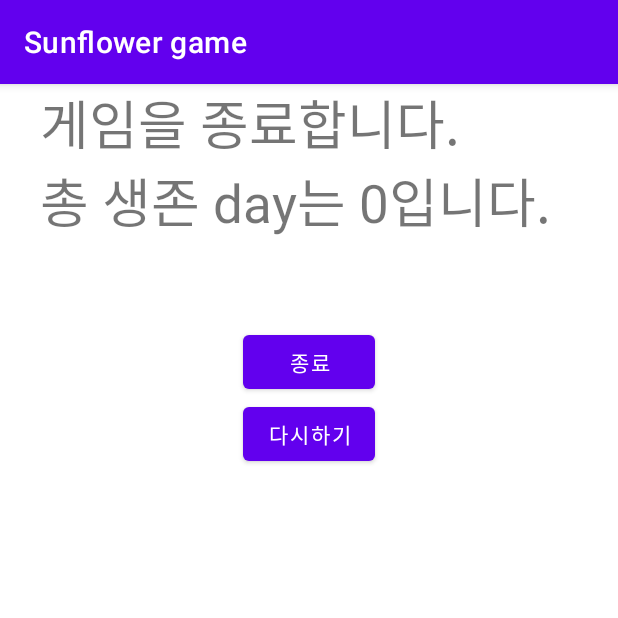
After one commit to pyohm/Sunflower-game, an Android app: the end screen opened directly, with no data from a screen before it, on a phone screen of 412 x 824 dp, the top half of it. The commit adds this screen. Run offline under Robolectric (Android 15) with nearby library versions, the phone set to English and light mode, and no system bars.

Commit message:
11/19일 한일: 초기 값들 추가
해야할 일: btn_move_if_good, btn_move_if_not 버튼들 intent 이용해서다음 화면으로 넘어가게끔 만들기

11/21일
한 일: 버튼 통합, 반응형 그림 추가, intent를 통한 게임 종료 인터페이스 제작(종료,다시하기),

```diff
--- a/app/src/main/AndroidManifest.xml
+++ b/app/src/main/AndroidManifest.xml
@@ -10,7 +10,7 @@
         android:supportsRtl="true"
         android:theme="@style/Theme.SunflowerGame">
         <activity
-            android:name=".if_good"
+            android:name=".end"
             android:exported="false" />
         <activity
             android:name=".MainActivity"
--- /dev/null
+++ b/app/src/main/java/com/example/sunflowergame/end.java
@@ -0,0 +1,49 @@
+package com.example.sunflowergame;
+
+import androidx.appcompat.app.AppCompatActivity;
+
+import android.content.Intent;
+import android.os.Bundle;
+import android.view.View;
+import android.widget.Button;
+import android.widget.TextView;
+
+public class end extends AppCompatActivity {
+
+    @Override
+    protected void onCreate(Bundle savedInstanceState) {
+        super.onCreate(savedInstanceState);
+        setContentView(R.layout.activity_end);
+
+        Button btn_out;
+        Button btn_replay;
+        TextView result;
+
+        btn_out = findViewById(R.id.btn_out);
+        btn_replay = findViewById(R.id.btn_replay);
+        result = findViewById(R.id.result);
+
+        Intent intent = getIntent();
+        int result_day = intent.getIntExtra("day",0);
+
+        result.setText("게임을 종료합니다."+"\n"+"총 생존 day는 "+result_day+"입니다.");
+
+        btn_out.setOnClickListener(new View.OnClickListener() {
+            @Override
+            public void onClick(View v) {
+                moveTaskToBack(true); // 태스크를 백그라운드로 이동
+                finishAndRemoveTask(); // 액티비티 종료 + 태스크 리스트에서 지우기
+                android.os.Process.killProcess(android.os.Process.myPid()); // 앱 프로세스 종료
+            }
+        });
+
+        btn_replay.setOnClickListener(new View.OnClickListener() {
+            @Override
+            public void onClick(View v) {
+                Intent intent = new Intent(end.this, MainActivity.class);
+                startActivity(intent); // intent 구문 실행
+            }
+        });
+
+    }
+}
--- /dev/null
+++ b/app/src/main/res/layout/activity_end.xml
@@ -0,0 +1,32 @@
+<?xml version="1.0" encoding="utf-8"?>
+<LinearLayout xmlns:android="http://schemas.android.com/apk/res/android"
+    xmlns:app="http://schemas.android.com/apk/res-auto"
+    xmlns:tools="http://schemas.android.com/tools"
+    android:layout_width="match_parent"
+    android:layout_height="match_parent"
+    android:orientation="vertical"
+    tools:context=".end">
+
+    <TextView
+        android:id="@+id/result"
+        android:layout_width="358dp"
+        android:layout_height="161dp"
+        android:layout_gravity="center"
+        android:text="게임이 종료되었습니다."
+        android:textSize="35sp"
+        />
+
+    <Button
+        android:id="@+id/btn_out"
+        android:layout_width="wrap_content"
+        android:layout_height="wrap_content"
+        android:layout_gravity="center"
+        android:text="종료"/>
+    <Button
+        android:id="@+id/btn_replay"
+        android:layout_width="wrap_content"
+        android:layout_height="wrap_content"
+        android:layout_gravity="center"
+        android:text="다시하기"/>
+
+</LinearLayout>
```
Also changed, not shown: app/src/main/java/com/example/sunflowergame/MainActivity.java (+40 -5 lines), app/src/main/java/com/example/sunflowergame/if_good.java (deleted, +0 -14 lines), app/src/main/res/layout/activity_if_good.xml (deleted, +0 -9 lines), app/src/main/res/layout/activity_main.xml (+10 -9 lines), app/src/main/res/drawable-v24/happy.jpg (added), app/src/main/res/drawable-v24/normal.jpg (added), app/src/main/res/drawable-v24/sad.jpg (added).
